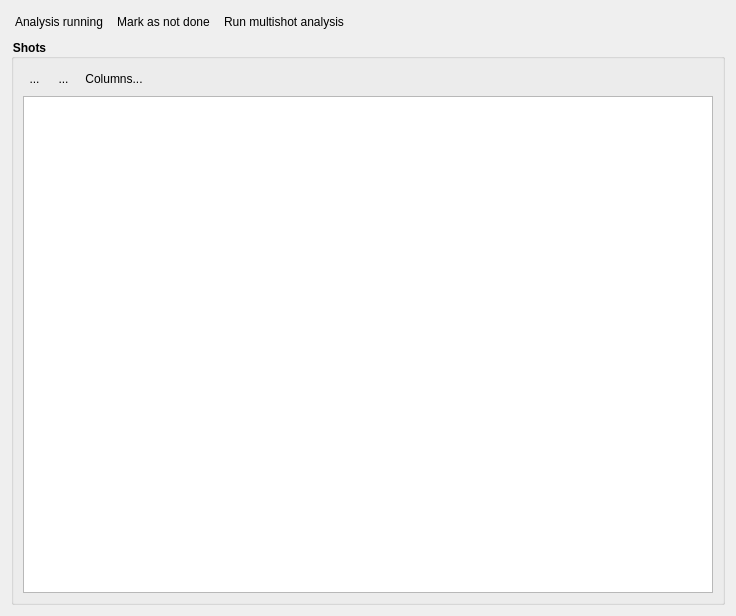
labscript-suite/lyse, file filebox.ui: the form before one commit.
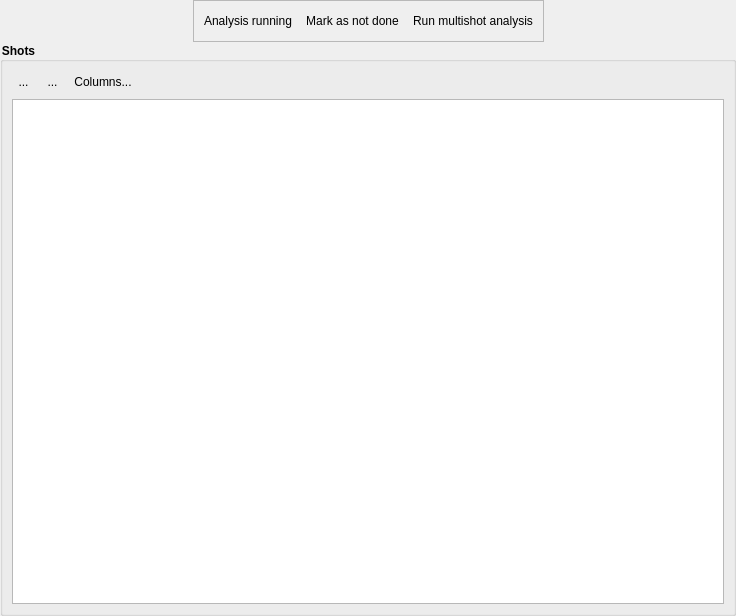
The form after the commit. Icons and pictures are not drawn.

Commit message: Qt: More appropriate layout settings now we have routineboxes in there.

Patch:
```diff
--- a/filebox.ui
+++ b/filebox.ui
@@ -84,11 +84,42 @@
 }</string>
   </property>
   <layout class="QVBoxLayout" name="verticalLayout_3">
+   <property name="spacing">
+    <number>0</number>
+   </property>
+   <property name="margin">
+    <number>0</number>
+   </property>
    <item>
     <layout class="QVBoxLayout" name="verticalLayout">
      <item>
       <layout class="QHBoxLayout" name="horizontalLayout">
        <item>
+        <spacer name="horizontalSpacer_3">
+         <property name="orientation">
+          <enum>Qt::Horizontal</enum>
+         </property>
+         <property name="sizeHint" stdset="0">
+          <size>
+           <width>40</width>
+           <height>20</height>
+          </size>
+         </property>
+        </spacer>
+       </item>
+       <item>
+        <widget class="QFrame" name="horizontalFrame">
+         <property name="frameShape">
+          <enum>QFrame::StyledPanel</enum>
+         </property>
+         <layout class="QHBoxLayout" name="horizontalLayout_3">
+          <property name="leftMargin">
+           <number>6</number>
+          </property>
+          <property name="rightMargin">
+           <number>6</number>
+          </property>
+          <item>
         <widget class="QPushButton" name="pushButton_analysis_paused">
          <property name="text">
           <string>Analysis running</string>
@@ -121,6 +152,9 @@
          </property>
         </widget>
        </item>
+         </layout>
+        </widget>
+       </item>
        <item>
         <spacer name="horizontalSpacer">
          <property name="orientation">
```
Left out of the diff: 2 changed lines with no effect on the pictures. Lines whose indentation alone changed are shown as unchanged. The commit also changes 3 other files.
